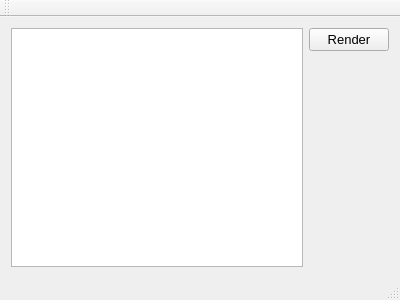
Before: the Qt Designer form qt_cpu_raytracing/mainwindow.ui in nishidate-yuki/qt_cpu_raytracing, drawn with Qt 5.
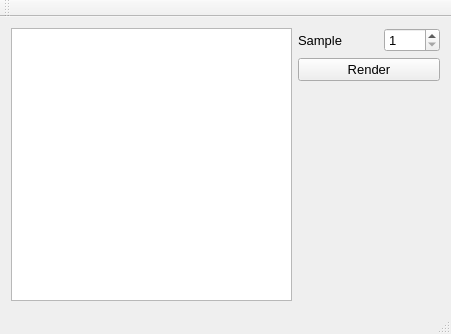
After: the same form once the commit is applied. Custom widgets are drawn as their Qt base class.

Commit message: add sample box

```diff
--- a/qt_cpu_raytracing/mainwindow.ui
+++ b/qt_cpu_raytracing/mainwindow.ui
@@ -6,8 +6,8 @@
    <rect>
     <x>0</x>
     <y>0</y>
-    <width>400</width>
-    <height>300</height>
+    <width>451</width>
+    <height>334</height>
    </rect>
   </property>
   <property name="font">
@@ -26,6 +26,33 @@
     </item>
     <item>
      <layout class="QVBoxLayout" name="verticalLayout">
+      <item>
+       <layout class="QFormLayout" name="formLayout">
+        <item row="0" column="0">
+         <widget class="QLabel" name="label">
+          <property name="minimumSize">
+           <size>
+            <width>80</width>
+            <height>0</height>
+           </size>
+          </property>
+          <property name="text">
+           <string>Sample</string>
+          </property>
+         </widget>
+        </item>
+        <item row="0" column="1">
+         <widget class="QSpinBox" name="sampleBox">
+          <property name="minimum">
+           <number>1</number>
+          </property>
+          <property name="maximum">
+           <number>9999</number>
+          </property>
+         </widget>
+        </item>
+       </layout>
+      </item>
       <item>
        <widget class="QPushButton" name="pushButton">
         <property name="text">
```
Left out of the diff: 4 changed lines with no effect on the pictures. The commit also changes 5 other files.
